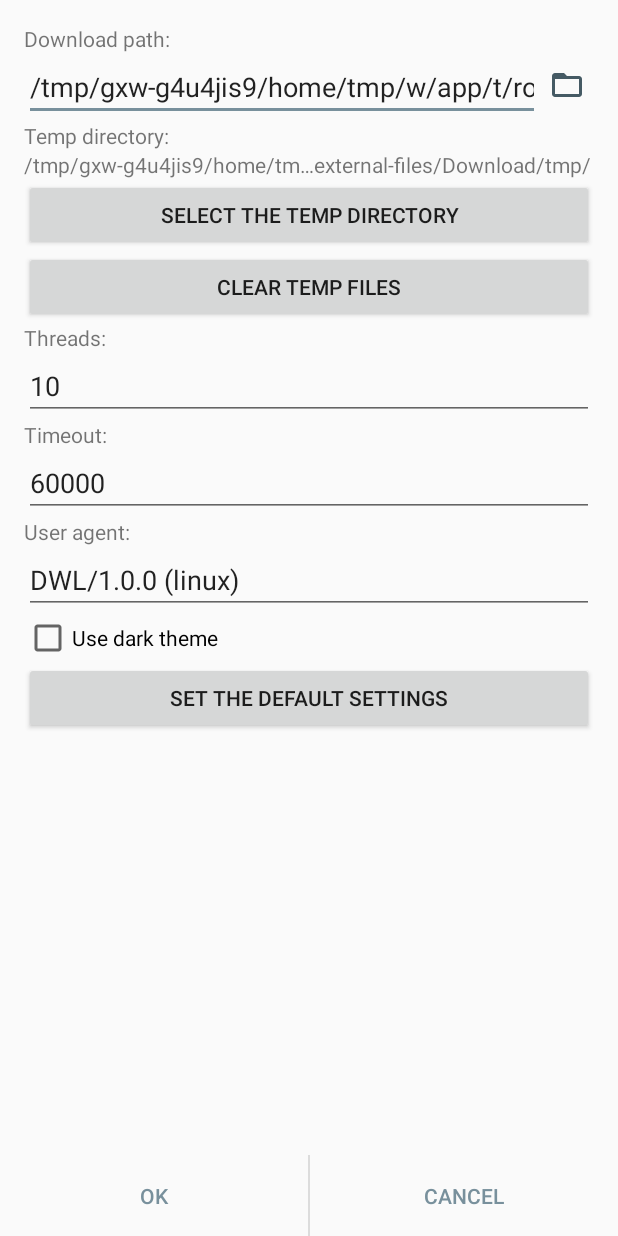
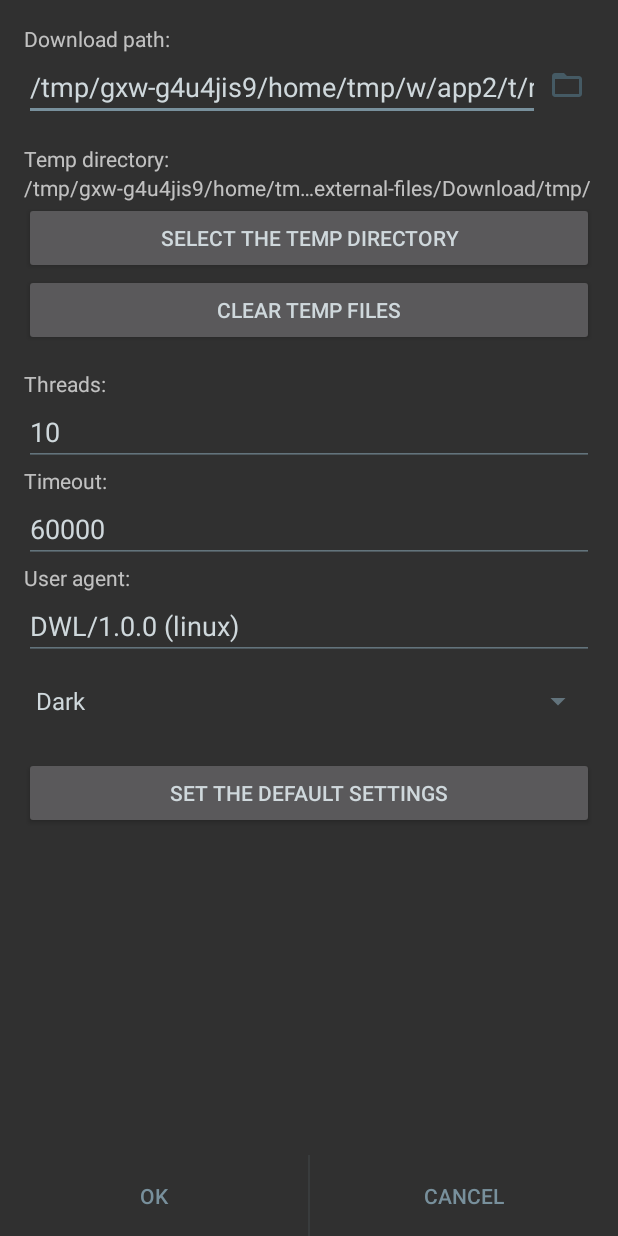
Before and after one commit to YouROK/M3U8Loader, an Android app: the SettingsActivity screen opened directly, with no data from a screen before it, on a phone screen of 412 x 824 dp. Run offline under Robolectric (Android 15) with nearby library versions, the phone set to English and light mode, and no system bars; libraries missing offline, so code that uses them is left out: go.m3u8.

Commit message:
snap 1.10

```diff
--- a/app/build.gradle
+++ b/app/build.gradle
@@ -7,8 +7,8 @@ android {
         applicationId "ru.yourok.m3u8loader"
         minSdkVersion 15
         targetSdkVersion 25
-        versionCode 109
-        versionName "1.09"
+        versionCode 110
+        versionName "1.10"
         testInstrumentationRunner "android.support.test.runner.AndroidJUnitRunner"
     }
     buildTypes {
--- a/app/src/main/java/ru/yourok/loader/Loader.java
+++ b/app/src/main/java/ru/yourok/loader/Loader.java
@@ -156,6 +156,11 @@ public class Loader {
         return m3u8.getList();
     }
 
+    public void SaveList() {
+        if (m3u8 != null)
+            m3u8.saveList();
+    }
+
     public String Load() {
         try {
             isStoped = false;
--- a/app/src/main/java/ru/yourok/loader/Options.java
+++ b/app/src/main/java/ru/yourok/loader/Options.java
@@ -44,8 +44,8 @@ public class Options {
         return prefs.getString("Useragent", "DWL/1.0.0 (linux)");
     }
 
-    public boolean IsUseDarkTheme() {
-        return prefs.getBoolean("UseDarkTheme", false);
+    public int GetTheme() {
+        return prefs.getInt("Theme", 1);
     }
 
     public void SetThreads(int val) {
@@ -75,6 +75,12 @@ public class Options {
     public void SetUseragent(String val) {
         SharedPreferences.Editor ed = prefs.edit();
         ed.putString("Useragent", val);
+        ed.apply();
+    }
+
+    public void SetTheme(int val) {
+        SharedPreferences.Editor ed = prefs.edit();
+        ed.putInt("Theme", val);
         ed.apply();
     }
 
--- a/app/src/main/java/ru/yourok/m3u8loader/ListEditActivity.java
+++ b/app/src/main/java/ru/yourok/m3u8loader/ListEditActivity.java
@@ -101,6 +101,7 @@ public class ListEditActivity extends AppCompatActivity {
             list.getItem(i).setIsLoad(true);
         for (int i = 0; i < list.listsSize(); i++)
             list.getList(i).setLoadList(true);
+        loader.SaveList();
         listviewadapter.notifyDataSetChanged();
     }
 
@@ -110,6 +111,7 @@ public class ListEditActivity extends AppCompatActivity {
             list.getItem(i).setIsLoad(false);
         for (int i = 0; i < list.listsSize(); i++)
             list.getList(i).setLoadList(false);
+        loader.SaveList();
         listviewadapter.notifyDataSetChanged();
     }
 
@@ -119,6 +121,7 @@ public class ListEditActivity extends AppCompatActivity {
             list.getItem(i).setIsLoad(!list.getItem(i).getIsLoad());
         for (int i = 0; i < list.listsSize(); i++)
             list.getList(i).setLoadList(!list.getList(i).isLoadList());
+        loader.SaveList();
         listviewadapter.notifyDataSetChanged();
     }
 
@@ -162,6 +165,7 @@ public class ListEditActivity extends AppCompatActivity {
                     public void onCheckedChanged(CompoundButton compoundButton, boolean b) {
                         if (list != null && list.getList(position) != null)
                             list.getList(position).setLoadList(b);
+                        loader.SaveList();
                     }
                 });
                 ((ImageView) v.findViewById(R.id.imageViewEditItem)).setOnClickListener(new View.OnClickListener() {
--- a/app/src/main/java/ru/yourok/m3u8loader/SettingsActivity.java
+++ b/app/src/main/java/ru/yourok/m3u8loader/SettingsActivity.java
@@ -13,10 +13,12 @@ import android.support.v7.app.AppCompatActivity;
 import android.view.LayoutInflater;
 import android.view.View;
 import android.view.ViewGroup;
+import android.widget.ArrayAdapter;
 import android.widget.BaseAdapter;
 import android.widget.CheckBox;
 import android.widget.CompoundButton;
 import android.widget.EditText;
+import android.widget.Spinner;
 import android.widget.TextView;
 import android.widget.Toast;
 
@@ -29,6 +31,7 @@ import ru.yourok.m3u8loader.utils.ThemeChanger;
 public class SettingsActivity extends AppCompatActivity {
 
     public static final int REQUEST_CODE = 1202;
+    private final String[] themeNames = {};
 
     @Override
     protected void onCreate(Bundle savedInstanceState) {
@@ -43,7 +46,10 @@ public class SettingsActivity extends AppCompatActivity {
         } catch (PackageManager.NameNotFoundException e) {
             e.printStackTrace();
         }
-
+        ArrayAdapter<String> adapter = new ArrayAdapter<>(this, android.R.layout.simple_spinner_item, getResources().getStringArray(R.array.themes_names));
+        adapter.setDropDownViewResource(android.R.layout.simple_spinner_dropdown_item);
+        Spinner spinner = ((Spinner) findViewById(R.id.spinnerChangeTheme));
+        spinner.setAdapter(adapter);
         loadSettings();
     }
 
@@ -69,7 +75,7 @@ public class SettingsActivity extends AppCompatActivity {
         ((EditText) findViewById(R.id.editTextTimeout)).setText(String.valueOf(Options.getInstance(this).GetTimeout()));
         ((TextView) findViewById(R.id.textViewTempDir)).setText(Options.getInstance(this).GetTempDir());
         ((EditText) findViewById(R.id.editTextUseragent)).setText(Options.getInstance(this).GetUseragent());
-        ((CheckBox) findViewById(R.id.checkBoxChangeTheme)).setChecked(Options.getInstance(this).IsUseDarkTheme());
+        ((Spinner) findViewById(R.id.spinnerChangeTheme)).setSelection(Options.getInstance(this).GetTheme());
     }
 
     private void saveSettings() {
@@ -78,21 +84,21 @@ public class SettingsActivity extends AppCompatActivity {
         String threads = ((EditText) findViewById(R.id.editTextThreads)).getText().toString();
         String timeout = ((EditText) findViewById(R.id.editTextTimeout)).getText().toString();
         String useragent = ((EditText) findViewById(R.id.editTextUseragent)).getText().toString();
-        boolean usedark = ((CheckBox) findViewById(R.id.checkBoxChangeTheme)).isChecked();
+        int theme = ((Spinner) findViewById(R.id.spinnerChangeTheme)).getSelectedItemPosition();
         Options.getInstance(this).SetOutDir(dirout);
         Options.getInstance(this).SetTempDir(dirtemp);
         Options.getInstance(this).SetTimeout(Integer.parseInt(timeout));
         Options.getInstance(this).SetThreads(Integer.parseInt(threads));
-        Options.getInstance(this).SetDarkTheme(usedark);
+        Options.getInstance(this).SetTheme(theme);
         Options.getInstance(this).SetUseragent(useragent);
     }
 
     public void okBtnClick(View view) {
-        boolean lastTheme = Options.getInstance(this).IsUseDarkTheme();
+        int lastTheme = Options.getInstance(this).GetTheme();
         saveSettings();
         Intent intent = new Intent();
         setResult(RESULT_OK, intent);
-        if (lastTheme != Options.getInstance(this).IsUseDarkTheme())
+        if (lastTheme != Options.getInstance(this).GetTheme())
             intent.putExtra("recreate", true);
         else
             intent.putExtra("recreate", false);
@@ -160,6 +166,6 @@ public class SettingsActivity extends AppCompatActivity {
         ((EditText) findViewById(R.id.editTextTimeout)).setText("60000");
         ((TextView) findViewById(R.id.textViewTempDir)).setText(Environment.getExternalStoragePublicDirectory(Environment.DIRECTORY_DOWNLOADS).getAbsolutePath() + "/tmp/");
         ((EditText) findViewById(R.id.editTextUseragent)).setText("DWL/1.0.0 (linux)");
-        ((CheckBox) findViewById(R.id.checkBoxChangeTheme)).setChecked(false);
+        ((Spinner) findViewById(R.id.spinnerChangeTheme)).setSelection(1);
     }
 }
--- a/app/src/main/java/ru/yourok/m3u8loader/utils/ThemeChanger.java
+++ b/app/src/main/java/ru/yourok/m3u8loader/utils/ThemeChanger.java
@@ -11,10 +11,14 @@ import ru.yourok.m3u8loader.R;
 
 public class ThemeChanger {
     public static void SetTheme(Activity activity) {
-        if (Options.getInstance(activity).IsUseDarkTheme())
-            activity.setTheme(R.style.AppThemeDark);
-        else
-            activity.setTheme(R.style.AppTheme);
+        switch (Options.getInstance(activity).GetTheme()) {
+            case 0:
+                SetLightTheme(activity);
+                return;
+            case 1:
+                SetDarkTheme(activity);
+                return;
+        }
     }
 
     public static void SetDarkTheme(Activity activity) {
--- a/app/src/main/res/layout/activity_main.xml
+++ b/app/src/main/res/layout/activity_main.xml
@@ -9,6 +9,7 @@
     android:showDividers="middle">
 
     <LinearLayout
+        android:id="@+id/topLoaderMenu"
         style="@android:style/DeviceDefault.ButtonBar"
         android:layout_width="match_parent"
         android:layout_height="wrap_content"
@@ -64,6 +65,11 @@
         android:id="@+id/listViewLoaders"
         android:layout_width="match_parent"
         android:layout_height="match_parent"
+        android:choiceMode="none"
+        android:clickable="false"
+        android:focusable="false"
+        android:focusableInTouchMode="false"
+        android:listSelector="@android:color/transparent"
         android:layout_weight="1" />
 
     <LinearLayout
--- a/app/src/main/res/layout/activity_settings.xml
+++ b/app/src/main/res/layout/activity_settings.xml
@@ -56,6 +56,11 @@
                     app:srcCompat="@drawable/ic_folder_open_black_24dp" />
             </RelativeLayout>
 
+            <View
+                android:layout_width="match_parent"
+                android:layout_height="15dp"
+                android:background="@android:color/transparent" />
+
             <TextView
                 android:layout_width="match_parent"
                 android:layout_height="wrap_content"
@@ -85,6 +90,11 @@
                 android:layout_height="wrap_content"
                 android:onClick="clrTempDir"
                 android:text="@string/clear_label" />
+
+            <View
+                android:layout_width="match_parent"
+                android:layout_height="15dp"
+                android:background="@android:color/transparent" />
 
             <TextView
                 android:layout_width="match_parent"
@@ -121,11 +131,20 @@
                 android:layout_height="wrap_content"
                 android:inputType="textUri" />
 
-            <CheckBox
-                android:id="@+id/checkBoxChangeTheme"
-                android:layout_width="wrap_content"
-                android:layout_height="wrap_content"
-                android:text="@string/use_dark_theme" />
+            <View
+                android:layout_width="match_parent"
+                android:layout_height="15dp"
+                android:background="@android:color/transparent" />
+
+            <Spinner
+                android:id="@+id/spinnerChangeTheme"
+                android:layout_width="match_parent"
+                android:layout_height="wrap_content" />
+
+            <View
+                android:layout_width="match_parent"
+                android:layout_height="25dp"
+                android:background="@android:color/transparent" />
 
             <Button
                 android:id="@+id/buttonDefOptions"
--- a/app/src/main/res/values/colors.xml
+++ b/app/src/main/res/values/colors.xml
@@ -6,4 +6,7 @@
 
     <color name="colorListSelectLight">#CFD8DC</color>
     <color name="colorListSelectDark">#11171a</color>
+
+    <color name="pressed_color">#4d90fe</color>
+    <color name="default_color">#CFD8DC</color>
 </resources>
--- a/app/src/main/res/values/strings.xml
+++ b/app/src/main/res/values/strings.xml
@@ -14,7 +14,6 @@
 
     <string name="set_def_options">Set the default settings</string>
     <string name="default_directory_change">Select the temp directory</string>
-    <string name="use_dark_theme">Use dark theme</string>
 
     <string name="add_label">Add</string>
     <string name="download_label">Download</string>
@@ -51,4 +50,8 @@
     <string name="error_double_url">Loading with the same url already exists</string>
     <string name="error_create_folder">Error create folder</string>
 
+    <string-array name="themes_names">
+        <item>Light</item>
+        <item>Dark</item>
+    </string-array>
 </resources>
```
Also changed, not shown: app/src/main/java/ru/yourok/m3u8loader/MainActivity.java (+13 -3 lines), 2 other files.
